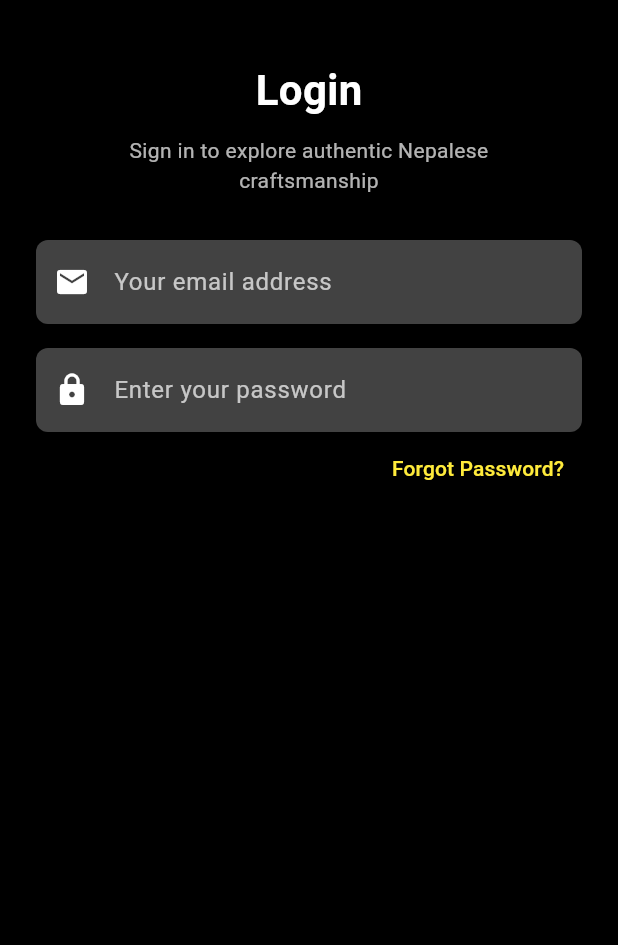
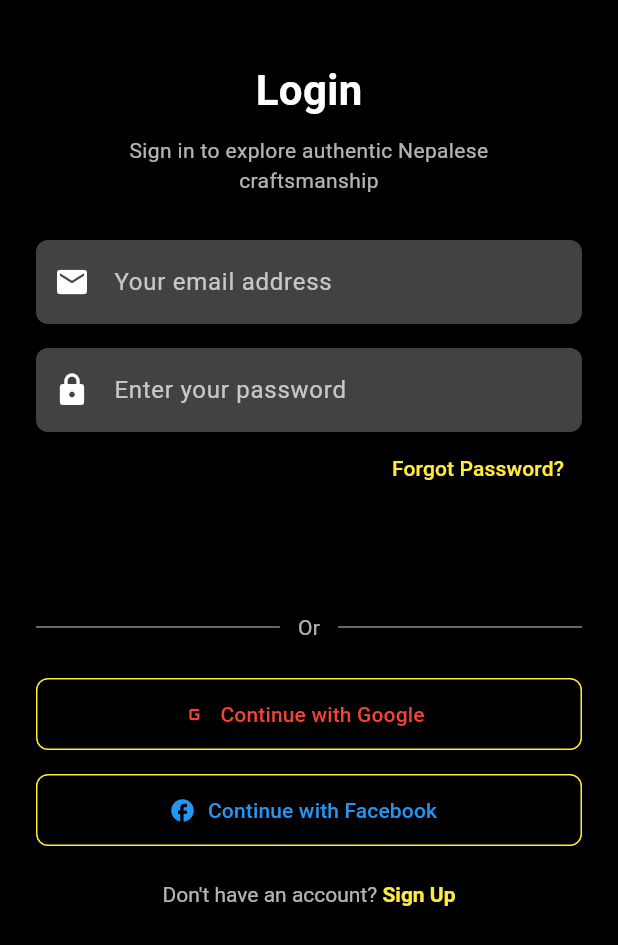
Before and after one commit to Ritesh230087/Rolo, a Flutter app: the LoginScreen screen opened directly, on a phone screen of 412 x 824 dp. Shown: the top 945 px of the screen. Run offline on Flutter 3.47's test engine with Material 3 defaults, Android fonts, the phone set to English and light mode, and no system bars.

Commit message:
Login Screen

```diff
--- a/lib/view/login_page_view.dart
+++ b/lib/view/login_page_view.dart
@@ -1,4 +1,3 @@
-
 import 'package:flutter/gestures.dart';
 import 'package:flutter/material.dart';
 
@@ -95,7 +94,100 @@ class _LoginScreenState extends State<LoginScreen> {
                 ),
               ),
 
+              // Login button
+              SizedBox(
+                width: double.infinity,
+                height: 48,
+                // child: ElevatedButton(
+                //   style: ElevatedButton.styleFrom(
+                //     backgroundColor: Colors.yellow,
+                //     foregroundColor: Colors.black,
+                //     shape: RoundedRectangleBorder(
+                //       borderRadius: BorderRadius.circular(8),
+                //     ),
+                //   ),
+                //   onPressed: _login,
+                //   child: const Text('Login'),
+                // ),
+              ),
+              const SizedBox(height: 24),
 
+              Row(
+                children: [
+                  const Expanded(child: Divider(color: Colors.white54)),
+                  const Padding(
+                    padding: EdgeInsets.symmetric(horizontal: 12),
+                    child: Text('Or', style: TextStyle(color: Colors.white70)),
+                  ),
+                  const Expanded(child: Divider(color: Colors.white54)),
+                ],
+              ),
+              const SizedBox(height: 24),
+
+              // Google button
+              SizedBox(
+                width: double.infinity,
+                height: 48,
+                child: OutlinedButton.icon(
+                  onPressed: () {},
+                  style: OutlinedButton.styleFrom(
+                    side: const BorderSide(color: Colors.yellow),
+                    shape: RoundedRectangleBorder(
+                      borderRadius: BorderRadius.circular(8),
+                    ),
+                  ),
+                  icon: const Icon(Icons.g_mobiledata, color: Colors.red),
+                  label: const Text(
+                    'Continue with Google',
+                    style: TextStyle(color: Colors.red),
+                  ),
+                ),
+              ),
+              const SizedBox(height: 16),
+
+              // Facebook button
+              SizedBox(
+                width: double.infinity,
+                height: 48,
+                child: OutlinedButton.icon(
+                  onPressed: () {},
+                  style: OutlinedButton.styleFrom(
+                    side: const BorderSide(color: Colors.yellow),
+                    shape: RoundedRectangleBorder(
+                      borderRadius: BorderRadius.circular(8),
+                    ),
+                  ),
+                  icon: const Icon(Icons.facebook, color: Colors.blue),
+                  label: const Text(
+                    'Continue with Facebook',
+                    style: TextStyle(color: Colors.blue),
+                  ),
+                ),
+              ),
+              const SizedBox(height: 24),
+
+              //Sign up
+              Center(
+                child: RichText(
+                  text: TextSpan(
+                    text: 'Don\'t have an account? ',
+                    style: TextStyle(color: Colors.white70),
+                    children: [
+                      TextSpan(
+                        text: 'Sign Up',
+                        style: TextStyle(
+                          color: Colors.yellow,
+                          fontWeight: FontWeight.bold,
+                        ),
+                        recognizer:TapGestureRecognizer()..onTap=(){
+                          // Navigator.push(context,
+                          // MaterialPageRoute(builder: (context)=>const SignUpScreen()));
+                        },
+                      ),
+                    ],
+                  ),
+                ),
+              ),
             ],
           ),
         ),
```
